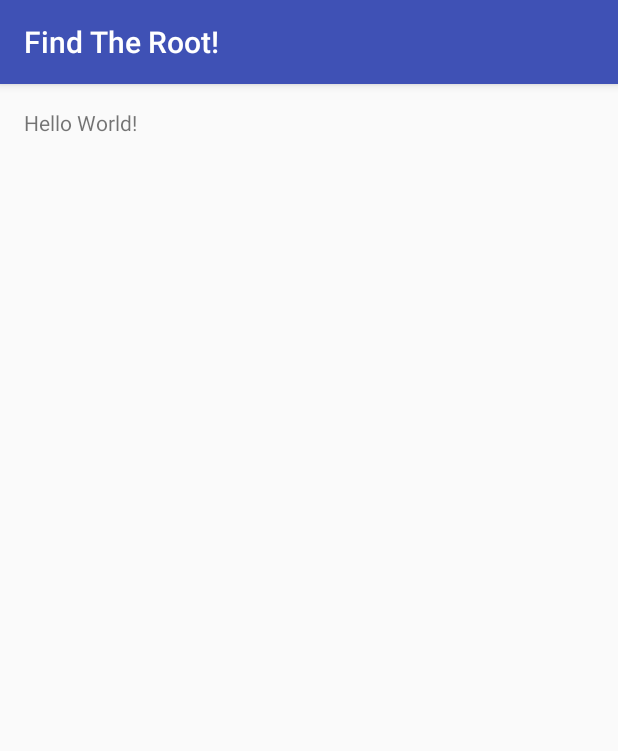
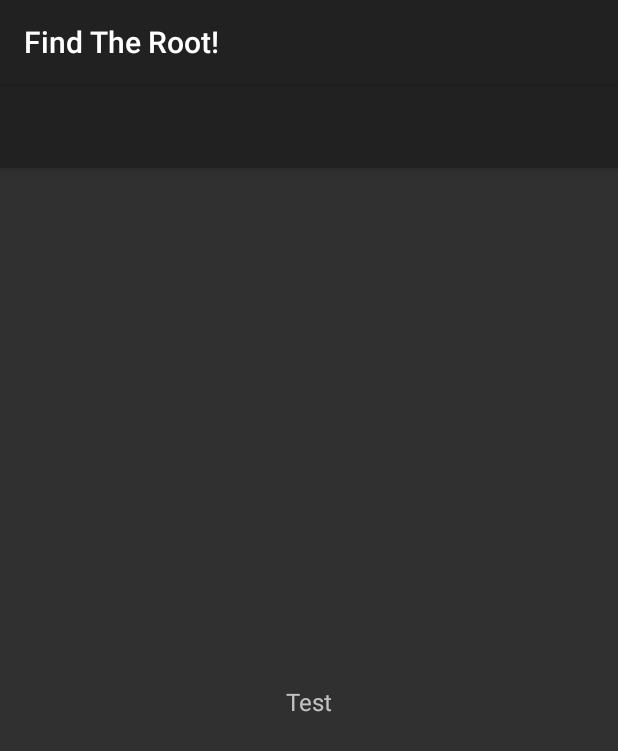
Before and after one commit to CrashOverride90/Find-the-root, an Android app: the screen it shows after launch (MainActivity), on a phone screen of 412 x 824 dp. Shown: the top 751 px of the screen. Run offline under Robolectric (Android 15) with nearby library versions, the phone set to English and light mode, and no system bars; libraries missing offline, so code that uses them is left out: com.mikepenz.materialdrawer; 3 statements that could not run were skipped.

Commit message:
Added toolbar and side swipe navigation drawer to the app.

```diff
--- a/FindTheRoot/app/build.gradle
+++ b/FindTheRoot/app/build.gradle
@@ -23,4 +23,7 @@ dependencies {
     compile fileTree(dir: 'libs', include: ['*.jar'])
     testCompile 'junit:junit:4.12'
     compile 'com.android.support:appcompat-v7:23.2.0'
+    compile('com.mikepenz:materialdrawer:5.1.2@aar') {
+        transitive = true
+    }
 }
--- a/FindTheRoot/app/src/main/AndroidManifest.xml
+++ b/FindTheRoot/app/src/main/AndroidManifest.xml
@@ -7,7 +7,7 @@
         android:icon="@mipmap/ic_launcher"
         android:label="@string/app_name"
         android:supportsRtl="true"
-        android:theme="@style/AppTheme">
+        android:theme="@style/MaterialDrawerTheme.Light.DarkToolbar.TranslucentStatus">
         <activity android:name=".MainActivity">
             <intent-filter>
                 <action android:name="android.intent.action.MAIN" />
--- a/FindTheRoot/app/src/main/java/edu/uh/findtheroot/MainActivity.java
+++ b/FindTheRoot/app/src/main/java/edu/uh/findtheroot/MainActivity.java
@@ -2,6 +2,10 @@ package edu.uh.findtheroot;
 
 import android.support.v7.app.AppCompatActivity;
 import android.os.Bundle;
+import android.support.v7.widget.Toolbar;
+
+import com.mikepenz.materialdrawer.Drawer;
+import com.mikepenz.materialdrawer.DrawerBuilder;
 
 public class MainActivity extends AppCompatActivity {
 
@@ -9,5 +13,19 @@ public class MainActivity extends AppCompatActivity {
     protected void onCreate(Bundle savedInstanceState) {
         super.onCreate(savedInstanceState);
         setContentView(R.layout.activity_main);
+
+        Toolbar toolbar = (Toolbar) findViewById(R.id.toolbar);
+        setSupportActionBar(toolbar);
+
+        Drawer result = new DrawerBuilder()
+                .withActivity(this)
+                .withToolbar(toolbar)
+                .withTranslucentStatusBar(false)
+                .withActionBarDrawerToggle(true)
+                .build();
+
+
+        getSupportActionBar().setDisplayHomeAsUpEnabled(false);
+        result.getActionBarDrawerToggle().setDrawerIndicatorEnabled(true);
     }
 }
--- a/FindTheRoot/app/src/main/res/layout/activity_main.xml
+++ b/FindTheRoot/app/src/main/res/layout/activity_main.xml
@@ -1,16 +1,30 @@
-<?xml version="1.0" encoding="utf-8"?>
 <RelativeLayout xmlns:android="http://schemas.android.com/apk/res/android"
-    xmlns:tools="http://schemas.android.com/tools"
+    xmlns:app="http://schemas.android.com/apk/res-auto"
     android:layout_width="match_parent"
     android:layout_height="match_parent"
-    android:paddingBottom="@dimen/activity_vertical_margin"
-    android:paddingLeft="@dimen/activity_horizontal_margin"
-    android:paddingRight="@dimen/activity_horizontal_margin"
-    android:paddingTop="@dimen/activity_vertical_margin"
-    tools:context="edu.uh.findtheroot.MainActivity">
+    android:gravity="center">
 
-    <TextView
-        android:layout_width="wrap_content"
-        android:layout_height="wrap_content"
-        android:text="Hello World!" />
+    <android.support.v7.widget.Toolbar
+        android:id="@+id/toolbar"
+        android:layout_width="match_parent"
+        android:layout_height="?attr/actionBarSize"
+        android:background="?attr/colorPrimary"
+        android:elevation="4dp"
+        android:theme="@style/ThemeOverlay.AppCompat.Dark.ActionBar"
+        app:popupTheme="@style/ThemeOverlay.AppCompat.Light" />
+
+    <FrameLayout
+        android:id="@+id/frame_container"
+        android:layout_width="match_parent"
+        android:layout_height="match_parent"
+        android:layout_below="@id/toolbar">
+
+        <TextView
+            android:id="@+id/txtLabel"
+            android:layout_width="wrap_content"
+            android:layout_height="wrap_content"
+            android:layout_gravity="center"
+            android:text="Test"
+            android:textSize="16sp" />
+    </FrameLayout>
 </RelativeLayout>
--- a/FindTheRoot/app/src/main/res/values/styles.xml
+++ b/FindTheRoot/app/src/main/res/values/styles.xml
@@ -1,11 +1,9 @@
+<?xml version="1.0" encoding="utf-8"?>
 <resources>
 
-    <!-- Base application theme. -->
-    <style name="AppTheme" parent="Theme.AppCompat.Light.DarkActionBar">
-        <!-- Customize your theme here. -->
-        <item name="colorPrimary">@color/colorPrimary</item>
-        <item name="colorPrimaryDark">@color/colorPrimaryDark</item>
-        <item name="colorAccent">@color/colorAccent</item>
+    <style name="FullscreenTheme" parent="MaterialDrawerTheme.Light.DarkToolbar.TranslucentStatus">
+        <item name="android:windowTranslucentNavigation">true</item>
+        <item name="android:windowNoTitle">true</item>
+        <item name="android:windowTranslucentStatus">true</item>
     </style>
-
 </resources>
```
